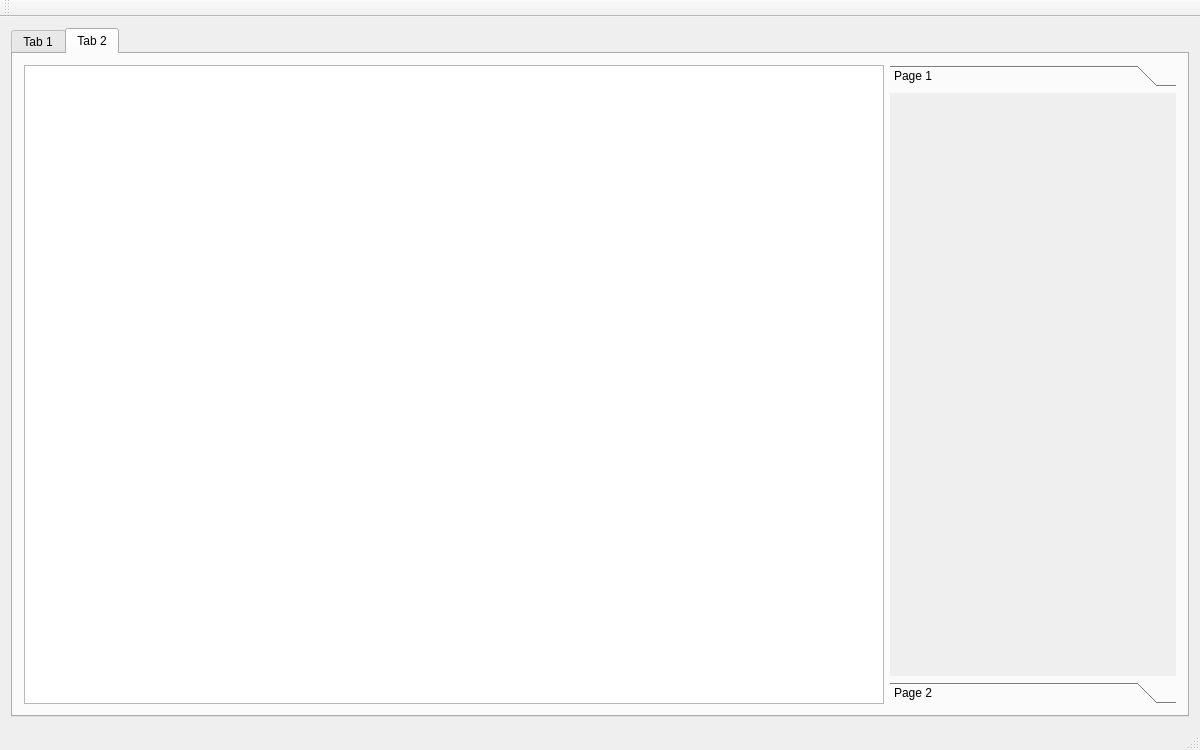
Ophelia145/Tables_n_text_editor, file Table_Text_Editor/mainwindow.ui: the form before one commit.
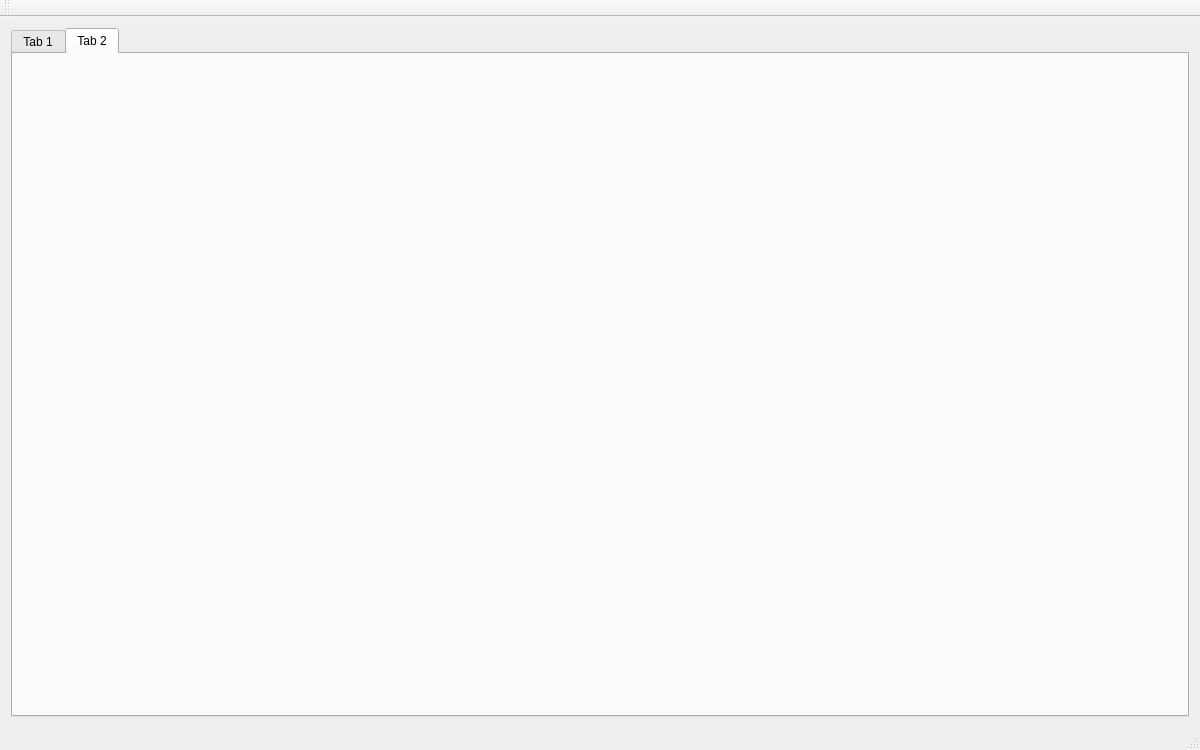
The form after the commit. Icons and pictures are not drawn.

```diff
--- a/Table_Text_Editor/mainwindow.ui
+++ b/Table_Text_Editor/mainwindow.ui
@@ -482,51 +482,7 @@
        <attribute name="title">
         <string>Tab 2</string>
        </attribute>
-       <layout class="QHBoxLayout" name="horizontalLayout">
-        <item>
-         <widget class="QGraphicsView" name="graphicsView">
-          <property name="minimumSize">
-           <size>
-            <width>860</width>
-            <height>0</height>
-           </size>
-          </property>
-         </widget>
-        </item>
-        <item>
-         <widget class="QToolBox" name="toolBox">
-          <property name="currentIndex">
-           <number>0</number>
-          </property>
-          <widget class="QWidget" name="page">
-           <property name="geometry">
-            <rect>
-             <x>0</x>
-             <y>0</y>
-             <width>283</width>
-             <height>544</height>
-            </rect>
-           </property>
-           <attribute name="label">
-            <string>Page 1</string>
-           </attribute>
-          </widget>
-          <widget class="QWidget" name="page_2">
-           <property name="geometry">
-            <rect>
-             <x>0</x>
-             <y>0</y>
-             <width>100</width>
-             <height>30</height>
-            </rect>
-           </property>
-           <attribute name="label">
-            <string>Page 2</string>
-           </attribute>
-          </widget>
-         </widget>
-        </item>
-       </layout>
+       <layout class="QHBoxLayout" name="horizontalLayout"/>
       </widget>
      </widget>
     </item>
```
Left out of the diff: 4 changed lines with no effect on the pictures.
